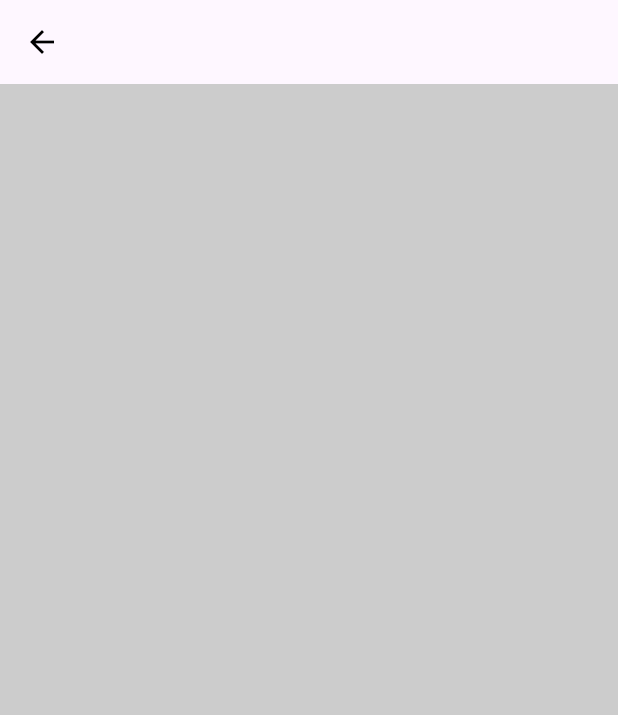
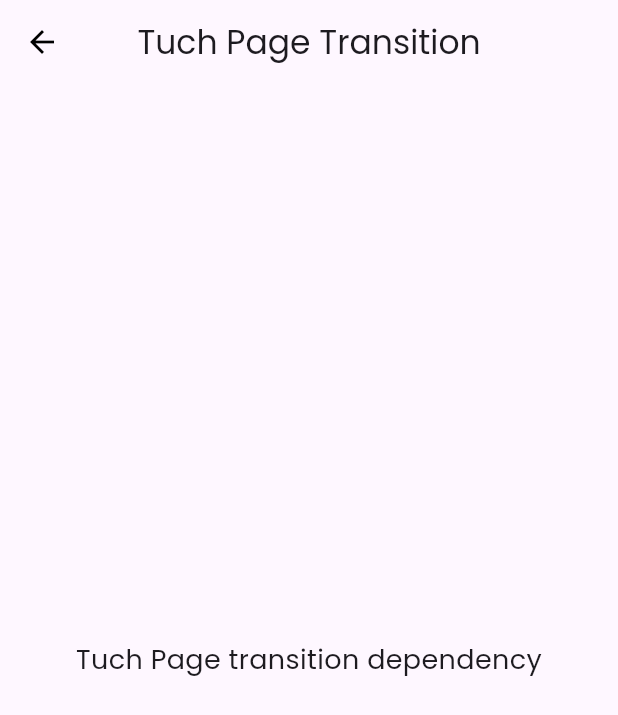
Before and after one commit to TilStack/FlutterProjects, a Flutter app: the ScreenPage4 screen opened directly, on a phone screen of 412 x 824 dp. Shown: the top 715 px of the screen. Run offline on Flutter 3.47's test engine with Material 3 defaults, Android fonts, the light colour scheme and no system bars; our stand-ins replace concentric_transition, convex_bottom_bar, flex_color_scheme, get, google_fonts, loading_animation_widget and 3 more; missing offline and left inert: snappable_thanos, spincircle_bottom_bar, turn_page_transition.

Commit message:
Change design

```diff
--- a/transition_works/lib/screens/screen_page3.dart
+++ b/transition_works/lib/screens/screen_page3.dart
@@ -12,20 +12,22 @@ class _ScreenPage3State extends State<ScreenPage3> {
   @override
   Widget build(BuildContext context) {
     return Scaffold(
-      backgroundColor: Colors.black.withOpacity(0.2),
       appBar: AppBar(
         leading: const BackButton(
           color: Colors.black,
         ),
+        centerTitle: true,
         title: Text(
-          '',
+          'Page Transition',
           style: GoogleFonts.poppins(),
         ),
       ),
       body: Center(
         child: Text(
-          '',
-          style: GoogleFonts.poppins(),
+          'Page Transition',
+          style: GoogleFonts.poppins(
+            fontSize: 18,
+          ),
         ),
       ),
     );
--- a/transition_works/lib/screens/screen_page4.dart
+++ b/transition_works/lib/screens/screen_page4.dart
@@ -12,20 +12,23 @@ class _ScreenPage4State extends State<ScreenPage4> {
   @override
   Widget build(BuildContext context) {
     return Scaffold(
-      backgroundColor: Colors.black.withOpacity(0.2),
       appBar: AppBar(
         leading: const BackButton(
           color: Colors.black,
         ),
+        centerTitle: true,
         title: Text(
-          '',
+          'Tuch Page Transition',
           style: GoogleFonts.poppins(),
         ),
       ),
       body: Center(
         child: Text(
-          '',
-          style: GoogleFonts.poppins(),
+          'Tuch Page transition dependency',
+          textAlign: TextAlign.center,
+          style: GoogleFonts.poppins(
+            fontSize: 18,
+          ),
         ),
       ),
     );
--- a/transition_works/lib/screens/screen_page5.dart
+++ b/transition_works/lib/screens/screen_page5.dart
@@ -12,20 +12,22 @@ class _ScreenPage5State extends State<ScreenPage5> {
   @override
   Widget build(BuildContext context) {
     return Scaffold(
-      backgroundColor: Colors.black.withOpacity(0.2),
       appBar: AppBar(
         leading: const BackButton(
           color: Colors.black,
         ),
         title: Text(
-          '',
+          'Concentric Transition',
           style: GoogleFonts.poppins(),
         ),
       ),
       body: Center(
         child: Text(
-          '',
-          style: GoogleFonts.poppins(),
+          'Concentric Transition Page',
+          textAlign: TextAlign.center,
+          style: GoogleFonts.poppins(
+            fontSize: 18,
+          ),
         ),
       ),
     );
```
